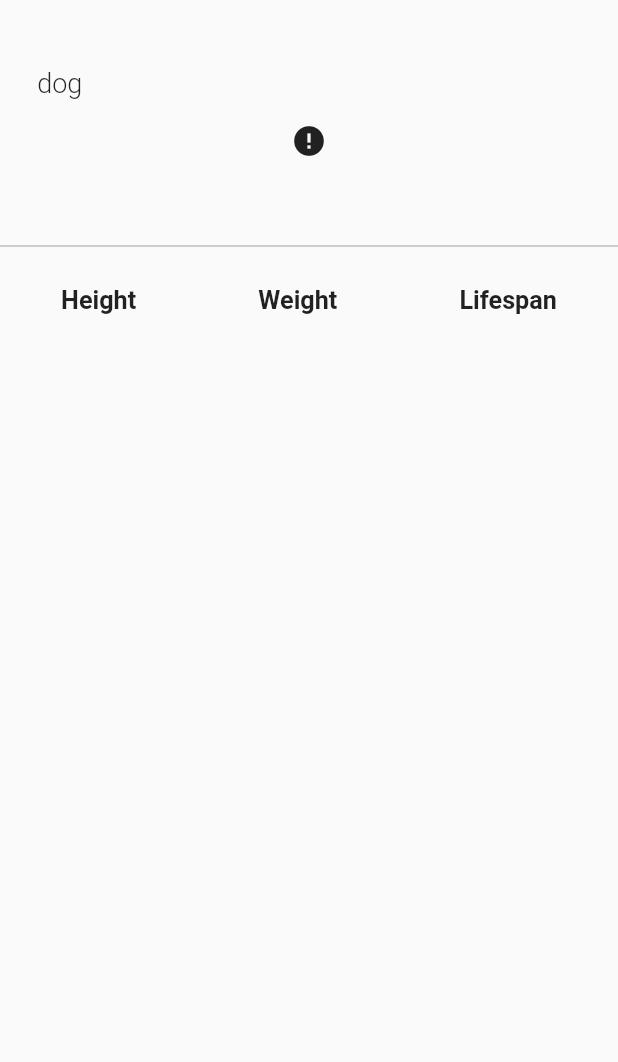
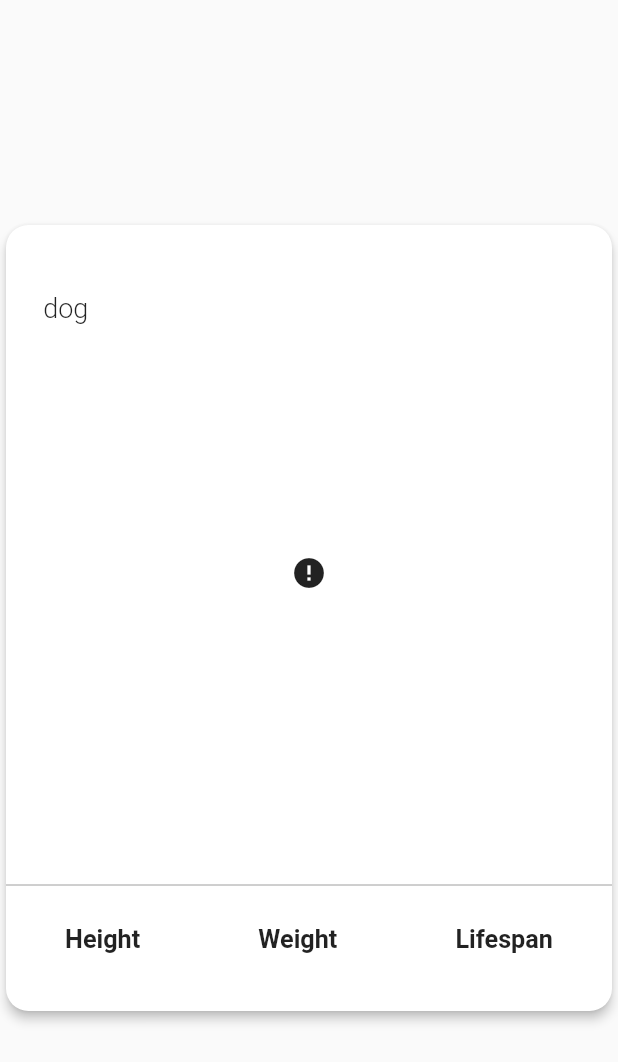
Before and after one commit to maria-robobug/breedy-app, a Flutter app: the DogCard widget shown alone on an empty page, opened directly with empty values, on a phone screen of 412 x 824 dp. Shown: the top 1062 px of the screen. Run offline on Flutter 3.47's test engine with Material 2 defaults, Android fonts, the phone set to English and light mode, and no system bars; drawn by our look-alikes of cached_network_image; our stand-ins replace bloc, equatable, flutter_bloc, logger; network calls fail.

Commit message:
Use card widget

```diff
--- a/lib/widgets/containers/dog_card.dart
+++ b/lib/widgets/containers/dog_card.dart
@@ -12,14 +12,26 @@ class DogCard extends StatelessWidget {
   @override
   Widget build(BuildContext context) {
     return Container(
+      alignment: Alignment.center,
+      child: Card(
+        shape: RoundedRectangleBorder(
+          side: BorderSide(color: Colors.transparent, width: 1),
+          borderRadius: BorderRadius.circular(15),
+        ),
+        elevation: 3.0,
         child: ListView(
           physics: const AlwaysScrollableScrollPhysics(),
+          shrinkWrap: true,
           children: <Widget>[
             DogTitle(name: doggo.name, origin: doggo.breedGroup),
-          DogImage(
+            SizedBox(
+              width: 600,
+              height: 300,
+              child: DogImage(
                   imageUrl: doggo.imageUrl,
                   imageHeight: doggo.imageHeight,
                   imageWidth: doggo.imageWidth),
+            ),
             DogSummary(temperament: doggo.temperament),
             Divider(color: Colors.grey),
             DogInfo(
@@ -29,6 +41,7 @@ class DogCard extends StatelessWidget {
             ),
           ],
         ),
+      ),
     );
   }
 }
--- a/lib/widgets/doggo_screen.dart
+++ b/lib/widgets/doggo_screen.dart
@@ -32,7 +32,8 @@ class _DoggoScreenState extends State<DoggoScreen> {
   @override
   Widget build(BuildContext context) {
     return Scaffold(
-      body: Center(
+      body: Container(
+        alignment: Alignment.topCenter,
         child: BlocListener<DoggoBloc, DoggoState>(
           cubit: _doggoBloc,
           listener: (context, state) {
@@ -69,7 +70,6 @@ class _DoggoScreenState extends State<DoggoScreen> {
         return _refreshCompleter.future;
       },
       child: Container(
-        color: Color.fromRGBO(192, 192, 192, 0.2),
         child: DogCard(doggo),
       ),
     );
```
Also changed, not shown: 1 other file. Lines whose indentation alone changed are shown as unchanged.
